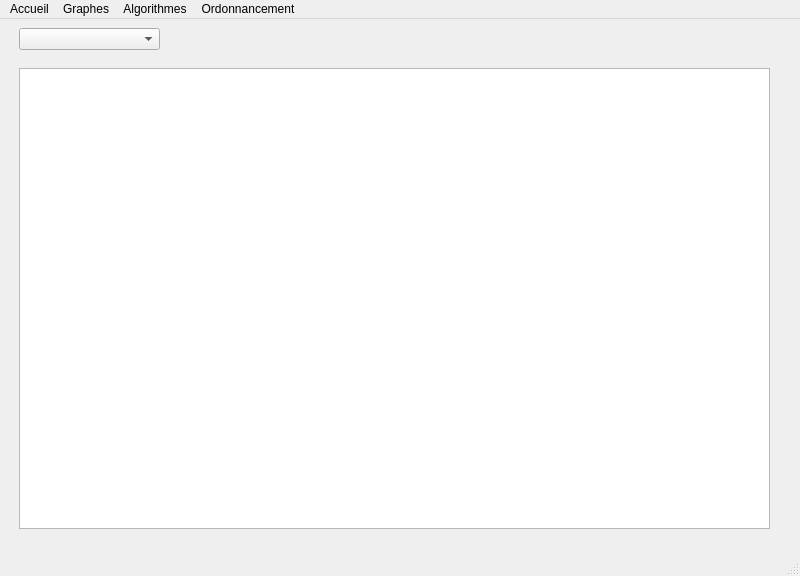
Above: ProjetGraphesAlgo/mainwindow.ui from AnthonyHoffstetter/Graphes-et-Algorithmes before the change. Below: the same form after it.
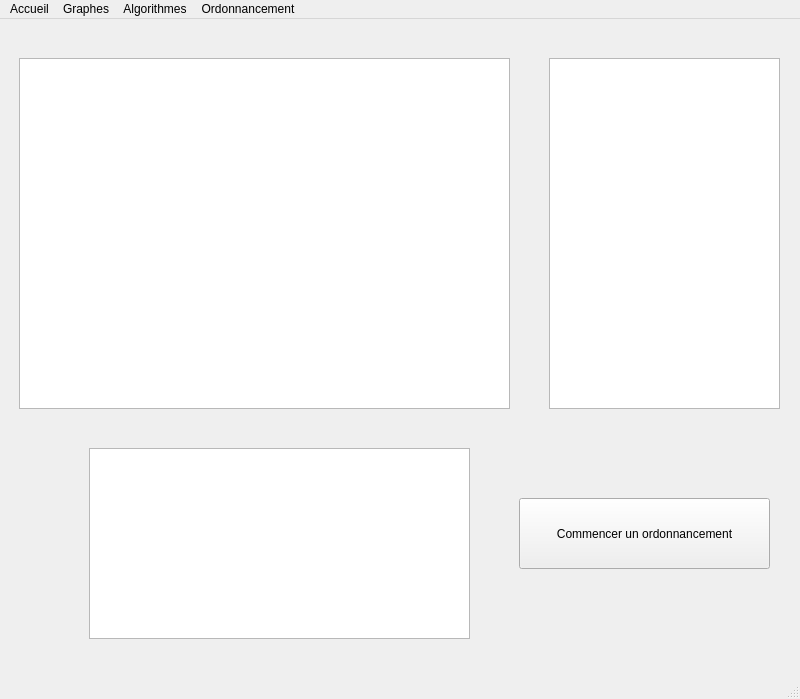
That is the form after the change. The open tabs and pages were chosen to show the change.

Commit message: Ajout de l'ordonnancement

What changed in the file:
```diff
--- a/ProjetGraphesAlgo/mainwindow.ui
+++ b/ProjetGraphesAlgo/mainwindow.ui
@@ -7,7 +7,7 @@
     <x>0</x>
     <y>0</y>
     <width>800</width>
-    <height>576</height>
+    <height>699</height>
    </rect>
   </property>
   <property name="windowTitle">
@@ -182,6 +182,51 @@
         </property>
        </widget>
       </widget>
+      <widget class="QWidget" name="page_ordonnancement">
+       <widget class="QPushButton" name="buttonOrdonnancementStart">
+        <property name="geometry">
+         <rect>
+          <x>510</x>
+          <y>470</y>
+          <width>251</width>
+          <height>71</height>
+         </rect>
+        </property>
+        <property name="text">
+         <string>Commencer un ordonnancement</string>
+        </property>
+       </widget>
+       <widget class="QGraphicsView" name="graphicsView_Ordonnancement">
+        <property name="geometry">
+         <rect>
+          <x>10</x>
+          <y>30</y>
+          <width>491</width>
+          <height>351</height>
+         </rect>
+        </property>
+       </widget>
+       <widget class="QListWidget" name="listWidgetTachesetId">
+        <property name="geometry">
+         <rect>
+          <x>540</x>
+          <y>30</y>
+          <width>231</width>
+          <height>351</height>
+         </rect>
+        </property>
+       </widget>
+       <widget class="QPlainTextEdit" name="TextEditOrdonnancementResultat">
+        <property name="geometry">
+         <rect>
+          <x>80</x>
+          <y>420</y>
+          <width>381</width>
+          <height>191</height>
+         </rect>
+        </property>
+       </widget>
+      </widget>
      </widget>
     </item>
    </layout>
```
Left out of the diff: 6 changed lines with no effect on the pictures. The commit also changes 11 other files.
